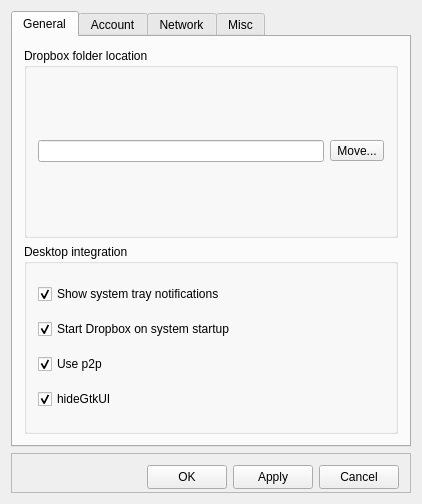
Before: the Qt Designer form mainwindow.ui in gtgt/kfilebox, drawn with Qt 5.
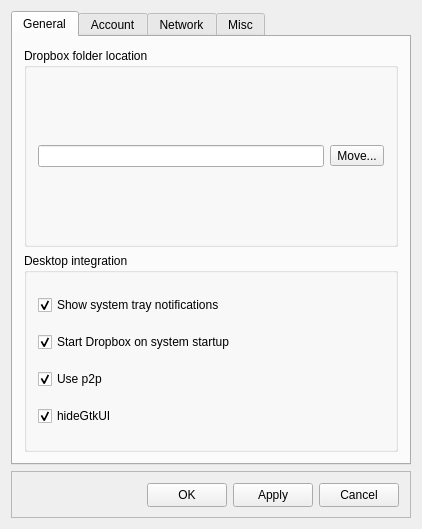
After: the same form once the commit is applied. Icons and pictures are not drawn.

Diff of the .ui file:
```diff
--- a/mainwindow.ui
+++ b/mainwindow.ui
@@ -7,7 +7,7 @@
     <x>0</x>
     <y>0</y>
     <width>408</width>
-    <height>504</height>
+    <height>529</height>
    </rect>
   </property>
   <property name="windowTitle">
```
